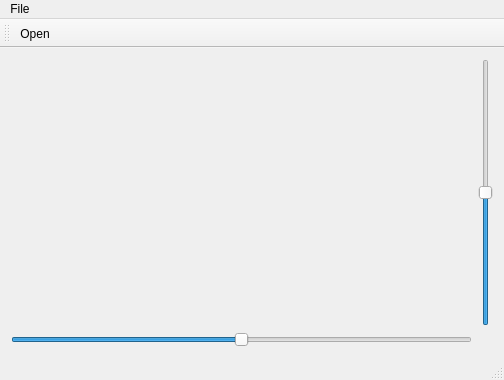
First picture: the form in mainwindow.ui, repository RicoP/emdGLViewer, before the edit.
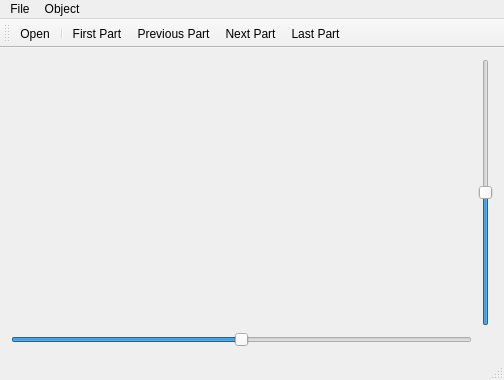
Second picture: the form after the edit. Icons and pictures are not drawn.

What changed in the file:
```diff
--- a/mainwindow.ui
+++ b/mainwindow.ui
@@ -69,7 +69,17 @@
     <addaction name="separator"/>
     <addaction name="actionQuit"/>
    </widget>
+   <widget class="QMenu" name="menuObject">
+    <property name="title">
+     <string>Object</string>
+    </property>
+    <addaction name="actionNextPart"/>
+    <addaction name="actionPreviousPart"/>
+    <addaction name="actionLastPart"/>
+    <addaction name="actionFirstPart"/>
+   </widget>
    <addaction name="menuFile"/>
+   <addaction name="menuObject"/>
   </widget>
   <widget class="QStatusBar" name="statusBar"/>
   <widget class="QToolBar" name="toolBar">
@@ -83,6 +93,11 @@
     <bool>false</bool>
    </attribute>
    <addaction name="actionOpen"/>
+   <addaction name="separator"/>
+   <addaction name="actionFirstPart"/>
+   <addaction name="actionPreviousPart"/>
+   <addaction name="actionNextPart"/>
+   <addaction name="actionLastPart"/>
   </widget>
   <action name="actionOpen">
    <property name="icon">
@@ -102,6 +117,42 @@
     <string>Quit</string>
    </property>
   </action>
+  <action name="actionPreviousPart">
+   <property name="icon">
+    <iconset resource="icons.qrc">
+     <normaloff>:/icons/resultset_previous.png</normaloff>:/icons/resultset_previous.png</iconset>
+   </property>
+   <property name="text">
+    <string>Previous Part</string>
+   </property>
+  </action>
+  <action name="actionNextPart">
+   <property name="icon">
+    <iconset resource="icons.qrc">
+     <normaloff>:/icons/resultset_next.png</normaloff>:/icons/resultset_next.png</iconset>
+   </property>
+   <property name="text">
+    <string>Next Part</string>
+   </property>
+  </action>
+  <action name="actionFirstPart">
+   <property name="icon">
+    <iconset resource="icons.qrc">
+     <normaloff>:/icons/resultset_first.png</normaloff>:/icons/resultset_first.png</iconset>
+   </property>
+   <property name="text">
+    <string>First Part</string>
+   </property>
+  </action>
+  <action name="actionLastPart">
+   <property name="icon">
+    <iconset resource="icons.qrc">
+     <normaloff>:/icons/resultset_last.png</normaloff>:/icons/resultset_last.png</iconset>
+   </property>
+   <property name="text">
+    <string>Last Part</string>
+   </property>
+  </action>
  </widget>
  <layoutdefault spacing="6" margin="11"/>
  <resources>
```
